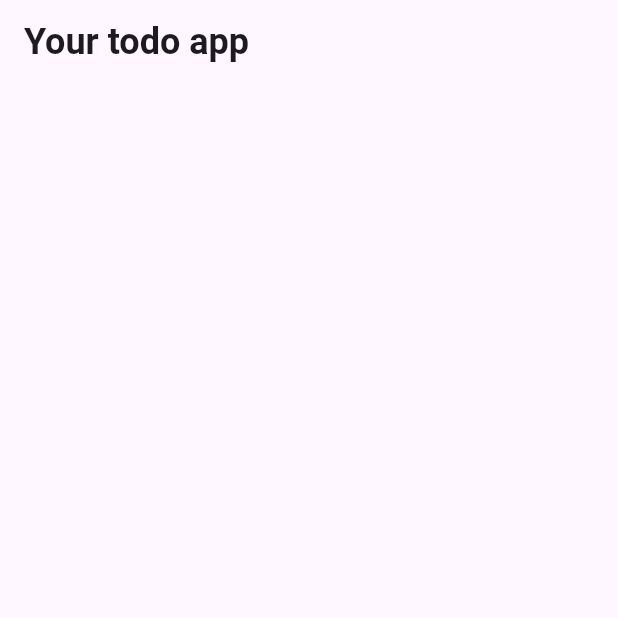
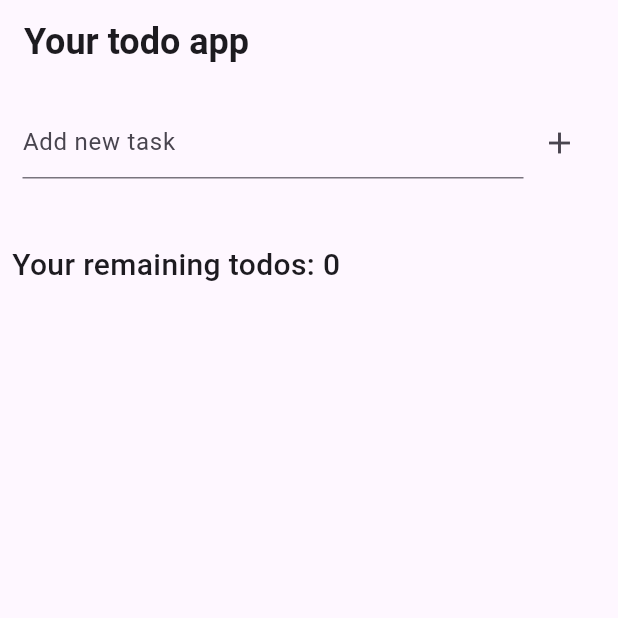
Before and after one commit to sb-dor/todo_youtube, a Flutter app: the screen it shows after launch, on a phone screen of 412 x 824 dp, the top half of it. Run offline on Flutter 3.47's test engine with Material 3 defaults, Android fonts, the phone set to English and light mode, and no system bars; our stand-ins replace bloc, bloc_concurrency, drift, drift_flutter, flutter_bloc, internet_connection_checker_plus and 1 more; accounts and stored records are empty; generated files the repository leaves out were written again.

Commit message:
added feature for adding todo and finished main logic

```diff
--- /dev/null
+++ b/devtools_options.yaml
@@ -0,0 +1,4 @@
+description: This file stores settings for Dart & Flutter DevTools.
+documentation: https://docs.flutter.dev/tools/devtools/extensions#configure-extension-enablement-states
+extensions:
+  - drift: true
--- a/lib/src/features/initialization/logic/app_runner.dart
+++ b/lib/src/features/initialization/logic/app_runner.dart
@@ -12,7 +12,7 @@ import 'composition_root.dart';
 
 class AppRunner {
   Future<void> run() async {
-    final logger = createAppLogger(logFilter: kReleaseMode ? DevelopmentFilter() : NoOpLogFilter());
+    final logger = createAppLogger(logFilter: kReleaseMode ? NoOpLogFilter() : DevelopmentFilter());
     //
     await runZonedGuarded(
       () async {
--- a/lib/src/features/initialization/widget/material_context.dart
+++ b/lib/src/features/initialization/widget/material_context.dart
@@ -1,7 +1,7 @@
 import 'package:flutter/material.dart';
 import 'package:todo_youtube/src/features/initialization/model/dependency_container.dart';
 import 'package:todo_youtube/src/features/initialization/widget/dependencies_scope.dart';
-import 'package:todo_youtube/src/features/todos/widgets/todos_configuration_widget.dart';
+import 'package:todo_youtube/src/features/todos/widgets/todos_widget.dart';
 
 class MaterialContext extends StatefulWidget {
   const MaterialContext({super.key, required this.dependencyContainer});
@@ -19,7 +19,7 @@ class _MaterialContextState extends State<MaterialContext> {
     return DependenciesScope(
       dependencies: widget.dependencyContainer,
       child: MaterialApp(
-        home: TodosConfigurationWidget(),
+        home: TodosWidget(),
         builder: (context, child) => MediaQuery(
           data: mediaQuery.copyWith(textScaler: TextScaler.linear(mediaQuery.textScaler.scale(1))),
           child: child!,
--- a/lib/src/features/todos/bloc/todos_bloc.dart
+++ b/lib/src/features/todos/bloc/todos_bloc.dart
@@ -1,5 +1,5 @@
 import 'package:bloc/bloc.dart';
-import 'package:bloc_concurrency/bloc_concurrency.dart';
+import 'package:logger/logger.dart';
 import 'package:todo_youtube/src/features/todos/data/todos_repository.dart';
 import 'package:todo_youtube/src/features/todos/models/todo.dart';
 
@@ -8,26 +8,35 @@ part 'todos_event.dart';
 part 'todos_state.dart';
 
 class TodosBloc extends Bloc<TodosEvent, TodosState> {
-  TodosBloc({required ITodosRepository iTodosRepository, TodosState? initialState})
-    : _iTodosRepository = iTodosRepository,
-      super(initialState ?? TodosState.initial()) {
+  TodosBloc({
+    required ITodosRepository iTodosRepository,
+    required Logger logger,
+    TodosState? initialState,
+  }) : _iTodosRepository = iTodosRepository,
+       _logger = logger,
+       super(initialState ?? TodosState.initial()) {
     //
 
     on<TodosEvent>(
       (event, emit) => switch (event) {
         final _TodosLoadEvent event => _todosLoadEvent(event, emit),
+        final _TodosCreateTodoEvent event => _todosCreateTodoEvent(event, emit),
         final _TodosDeleteTodoEvent event => _todosDeleteTodoEvent(event, emit),
+        final _TodosDoneTodoEvent event => _todosDoneTodoEvent(event, emit),
       },
     );
   }
 
   final ITodosRepository _iTodosRepository;
+  final Logger _logger;
 
   void _todosLoadEvent(_TodosLoadEvent event, Emitter<TodosState> emit) async {
     try {
       emit(TodosState.inProgress());
 
       final todos = await _iTodosRepository.todos();
+
+      _logger.log(Level.debug, "Count of coming todos: ${todos.length}");
 
       emit(TodosState.completed(todos));
     } catch (error, stackTrace) {
@@ -36,5 +45,52 @@ class TodosBloc extends Bloc<TodosEvent, TodosState> {
     }
   }
 
-  void _todosDeleteTodoEvent(_TodosDeleteTodoEvent event, Emitter<TodosState> emit) async {}
+  void _todosCreateTodoEvent(_TodosCreateTodoEvent event, Emitter<TodosState> emit) async {
+    if (state is! TodosCompletedState) return;
+
+    final newTodo = Todo(todo: event.todo, isDone: false, createdAt: DateTime.now());
+
+    final createdTodo = await _iTodosRepository.createTodo(newTodo);
+
+    if (createdTodo) {
+      final todos = List.of((state as TodosCompletedState).todos);
+
+      todos.add(newTodo);
+
+      emit(TodosState.completed(todos));
+    }
+  }
+
+  void _todosDeleteTodoEvent(_TodosDeleteTodoEvent event, Emitter<TodosState> emit) async {
+    if (state is! TodosCompletedState) return;
+
+    final deleteTodo = await _iTodosRepository.deleteTodo(event.todo.id);
+
+    if (deleteTodo) {
+      final todos = List.of((state as TodosCompletedState).todos);
+
+      todos.removeWhere((el) => el.id == event.todo.id);
+
+      emit(TodosState.completed(todos));
+    }
+  }
+
+  void _todosDoneTodoEvent(_TodosDoneTodoEvent event, Emitter<TodosState> emit) async {
+    if (state is! TodosCompletedState) return;
+
+    final updatedTodo = event.todo.copyWith(isDone: !event.todo.isDone);
+
+    final update = await _iTodosRepository.updateTodo(updatedTodo);
+
+    if (update) {
+      final todos = List.of((state as TodosCompletedState).todos);
+
+      final index = todos.indexWhere((el) => el.id == updatedTodo.id);
+
+      if (index != -1) {
+        todos[index] = updatedTodo;
+        emit(TodosState.completed(todos));
+      }
+    }
+  }
 }
--- a/lib/src/features/todos/bloc/todos_event.dart
+++ b/lib/src/features/todos/bloc/todos_event.dart
@@ -5,13 +5,31 @@ sealed class TodosEvent {
 
   const factory TodosEvent.load() = _TodosLoadEvent;
 
-  const factory TodosEvent.deleteTodo() = _TodosDeleteTodoEvent;
+  const factory TodosEvent.createTodo(final String todo) = _TodosCreateTodoEvent;
+
+  const factory TodosEvent.deleteTodo(final Todo todo) = _TodosDeleteTodoEvent;
+
+  const factory TodosEvent.doneTodo(final Todo todo) = _TodosDoneTodoEvent;
 }
 
 final class _TodosLoadEvent extends TodosEvent {
   const _TodosLoadEvent();
 }
 
+final class _TodosCreateTodoEvent extends TodosEvent {
+  const _TodosCreateTodoEvent(this.todo);
+
+  final String todo;
+}
+
 final class _TodosDeleteTodoEvent extends TodosEvent {
-  const _TodosDeleteTodoEvent();
+  const _TodosDeleteTodoEvent(this.todo);
+
+  final Todo todo;
 }
+
+final class _TodosDoneTodoEvent extends TodosEvent {
+  const _TodosDoneTodoEvent(this.todo);
+
+  final Todo todo;
+}
--- a/lib/src/features/todos/bloc/todos_state.dart
+++ b/lib/src/features/todos/bloc/todos_state.dart
@@ -10,6 +10,11 @@ sealed class TodosState {
   const factory TodosState.error() = TodosErrorState;
 
   const factory TodosState.completed(final List<Todo> todos) = TodosCompletedState;
+
+  int get getRemainingTodosLength => switch (this) {
+    final TodosCompletedState state => state.todos.where((el) => !el.isDone).toList().length,
+    _ => 0,
+  };
 }
 
 final class TodosInitialState extends TodosState {
--- a/lib/src/features/todos/models/todo.dart
+++ b/lib/src/features/todos/models/todo.dart
@@ -1,8 +1,14 @@
+import 'package:flutter/foundation.dart';
 import 'package:uuid/uuid.dart';
 
 class Todo {
-  Todo({required this.todo, required this.isDone, required this.createdAt, String? tempId})
-    : id = tempId ?? const Uuid().v4();
+  Todo({
+    String? tempId,
+    required this.todo,
+    required this.isDone,
+    required this.createdAt,
+    this.updatedAt,
+  }) : id = tempId ?? const Uuid().v4();
 
   factory Todo.fromJson(final Map<String, Object?> json) {
     return Todo(
@@ -17,6 +23,7 @@ class Todo {
   final bool isDone;
   final String todo;
   final DateTime createdAt;
+  final DateTime? updatedAt;
 
   Map<String, Object?> toJson() {
     return {
@@ -26,4 +33,17 @@ class Todo {
       "created_at": createdAt.toLocal().toIso8601String(),
     };
   }
+
+  Todo copyWith({
+    String? todo,
+    bool? isDone,
+    DateTime? createdAt,
+    ValueGetter<DateTime?>? updatedAt, // Todo.copyWith(updatedAt: () => null)
+  }) => Todo(
+    tempId: id,
+    todo: todo ?? this.todo,
+    isDone: isDone ?? this.isDone,
+    createdAt: this.createdAt,
+    updatedAt: updatedAt != null ? updatedAt() : this.updatedAt,
+  );
 }
--- a/lib/src/features/todos/widgets/todos_configuration_widget.dart
+++ /dev/null
@@ -1,17 +0,0 @@
-import 'package:flutter/material.dart';
-
-part 'todos_widget.dart';
-
-class TodosConfigurationWidget extends StatefulWidget {
-  const TodosConfigurationWidget({super.key});
-
-  @override
-  State<TodosConfigurationWidget> createState() => _TodosConfigurationWidgetState();
-}
-
-class _TodosConfigurationWidgetState extends State<TodosConfigurationWidget> {
-  @override
-  Widget build(BuildContext context) {
-    return _TodosWidget();
-  }
-}
--- a/lib/src/features/todos/widgets/todos_widget.dart
+++ b/lib/src/features/todos/widgets/todos_widget.dart
@@ -1,20 +1,120 @@
-part of 'todos_configuration_widget.dart';
+import 'package:flutter/material.dart';
+import 'package:flutter_bloc/flutter_bloc.dart';
+import 'package:todo_youtube/src/features/initialization/widget/dependencies_scope.dart';
+import 'package:todo_youtube/src/features/todos/bloc/todos_bloc.dart';
+import 'package:todo_youtube/src/features/todos/widgets/todo_widget.dart';
 
-class _TodosWidget extends StatefulWidget {
-  const _TodosWidget();
+class TodosWidget extends StatefulWidget {
+  const TodosWidget({super.key});
 
   @override
-  State<_TodosWidget> createState() => _TodosWidgetState();
+  State<TodosWidget> createState() => _TodosWidgetState();
 }
 
-class _TodosWidgetState extends State<_TodosWidget> {
+class _TodosWidgetState extends State<TodosWidget> {
+  late final TodosBloc _todosBloc;
+  final TextEditingController _todoTextController = TextEditingController();
+
+  @override
+  void initState() {
+    super.initState();
+    final dependenciesScope = DependenciesScope.of(context);
+    _todosBloc = TodosBloc(
+      iTodosRepository: dependenciesScope.todosRepository,
+      logger: dependenciesScope.logger,
+    );
+    _todosBloc.add(TodosEvent.load());
+  }
+
+  @override
+  void dispose() {
+    _todosBloc.close();
+    _todoTextController.dispose();
+    super.dispose();
+  }
+
   @override
   Widget build(BuildContext context) {
     return Scaffold(
       appBar: AppBar(
+        scrolledUnderElevation: 0.0,
+        elevation: 0.0,
         title: Text("Your todo app", style: TextStyle(fontSize: 24, fontWeight: FontWeight.bold)),
       ),
-      body: Center(child: SizedBox()),
+      body: BlocBuilder<TodosBloc, TodosState>(
+        bloc: _todosBloc,
+        builder: (context, state) {
+          return RefreshIndicator(
+            onRefresh: () async => _todosBloc.add(TodosEvent.load()),
+            child: CustomScrollView(
+              slivers: [
+                SliverPadding(
+                  padding: const EdgeInsets.all(15.0),
+                  sliver: SliverToBoxAdapter(
+                    child: Row(
+                      children: [
+                        Expanded(
+                          child: TextField(
+                            controller: _todoTextController,
+                            decoration: InputDecoration(hintText: "Add new task"),
+                          ),
+                        ),
+                        IconButton(
+                          onPressed: () {
+                            if (_todoTextController.text.trim().isEmpty) return;
+                            _todosBloc.add(TodosEvent.createTodo(_todoTextController.text));
+                            _todoTextController.clear();
+                          },
+                          icon: Icon(Icons.add),
+                        ),
+                      ],
+                    ),
+                  ),
+                ),
+
+                SliverToBoxAdapter(child: SizedBox(height: 10)),
+
+                switch (state) {
+                  TodosInitialState() => SliverFillRemaining(
+                    child: Center(child: Text("Initialising")),
+                  ),
+                  TodosInProgressState() => SliverFillRemaining(
+                    child: Center(child: CircularProgressIndicator()),
+                  ),
+                  TodosErrorState() => SliverFillRemaining(
+                    child: Center(
+                      child: ElevatedButton(
+                        onPressed: () {
+                          _todosBloc.add(TodosEvent.load());
+                        },
+                        child: Text("Error state - Refresh"),
+                      ),
+                    ),
+                  ),
+                  TodosCompletedState() => SliverList.separated(
+                    separatorBuilder: (context, index) => SizedBox(height: 10),
+                    itemCount: state.todos.length,
+                    itemBuilder: (context, index) {
+                      final todo = state.todos[index];
+                      return TodoWidget(todo: todo, todosBloc: _todosBloc);
+                    },
+                  ),
+                },
+                SliverToBoxAdapter(child: SizedBox(height: 10)),
+                SliverPadding(
+                  padding: const EdgeInsets.all(8.0),
+                  sliver: SliverToBoxAdapter(
+                    child: Text(
+                      "Your remaining todos: ${state.getRemainingTodosLength}",
+                      style: TextStyle(fontWeight: FontWeight.w500, fontSize: 20),
+                    ),
+                  ),
+                ),
+              ],
+            ),
+          );
+        },
+      ),
     );
   }
 }
```
Also changed, not shown: lib/src/common/database/database_helpers/todos_database_helper.dart (+11 -1 lines), lib/src/features/todos/data/todos_datasource.dart (+25 -5 lines), lib/src/features/todos/data/todos_repository.dart (+38 -5 lines), lib/src/features/todos/widgets/todo_widget.dart (+23 -5 lines).
